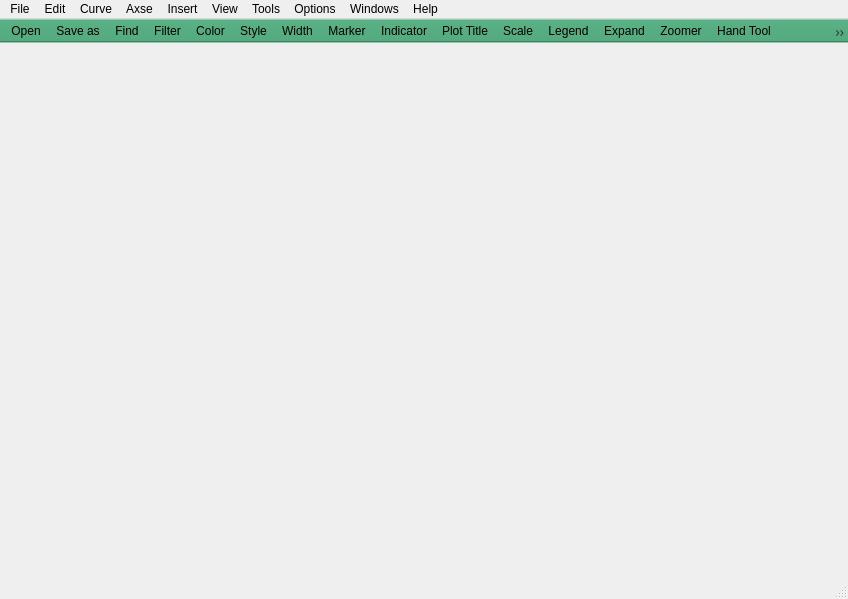
First picture: the form in icurve_v2.1/icurve/resource/icurve.ui, repository Sunfe/icurve, before the edit.
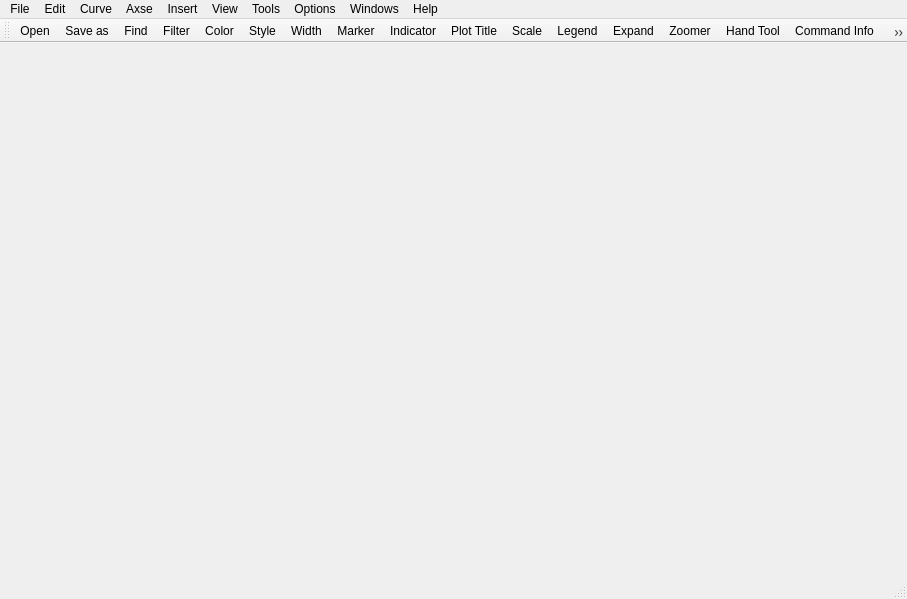
Second picture: the form after the edit. Icons and pictures are not drawn.

Commit message: main windows face adjusted. 20160919-21:37

Diff of the .ui file:
```diff
--- a/icurve_v2.1/icurve/resource/icurve.ui
+++ b/icurve_v2.1/icurve/resource/icurve.ui
@@ -6,7 +6,7 @@
    <rect>
     <x>0</x>
     <y>0</y>
-    <width>848</width>
+    <width>907</width>
     <height>599</height>
    </rect>
   </property>
@@ -23,7 +23,7 @@
     <rect>
      <x>0</x>
      <y>0</y>
-     <width>848</width>
+     <width>907</width>
      <height>21</height>
     </rect>
    </property>
@@ -156,124 +156,16 @@
    <addaction name="menuWindows"/>
    <addaction name="menuHelp_2"/>
   </widget>
+  <widget class="QStatusBar" name="statusBar"/>
   <widget class="QToolBar" name="mainToolBar">
-   <property name="enabled">
-    <bool>true</bool>
-   </property>
-   <property name="sizePolicy">
-    <sizepolicy hsizetype="Expanding" vsizetype="Expanding">
-     <horstretch>0</horstretch>
-     <verstretch>0</verstretch>
-    </sizepolicy>
-   </property>
    <property name="maximumSize">
     <size>
-     <width>2000</width>
+     <width>16777215</width>
      <height>24</height>
     </size>
    </property>
-   <property name="palette">
-    <palette>
-     <active>
-      <colorrole role="WindowText">
-       <brush brushstyle="SolidPattern">
-        <color alpha="255">
-         <red>0</red>
-         <green>0</green>
-         <blue>0</blue>
-        </color>
-       </brush>
-      </colorrole>
-      <colorrole role="Base">
-       <brush brushstyle="SolidPattern">
-        <color alpha="255">
-         <red>255</red>
-         <green>255</green>
-         <blue>255</blue>
-        </color>
-       </brush>
-      </colorrole>
-      <colorrole role="Window">
-       <brush brushstyle="SolidPattern">
-        <color alpha="255">
-         <red>85</red>
-         <green>170</green>
-         <blue>127</blue>
-        </color>
-       </brush>
-      </colorrole>
-     </active>
-     <inactive>
-      <colorrole role="WindowText">
-       <brush brushstyle="SolidPattern">
-        <color alpha="255">
-         <red>0</red>
-         <green>0</green>
-         <blue>0</blue>
-        </color>
-       </brush>
-      </colorrole>
-      <colorrole role="Base">
-       <brush brushstyle="SolidPattern">
-        <color alpha="255">
-         <red>255</red>
-         <green>255</green>
-         <blue>255</blue>
-        </color>
-       </brush>
-      </colorrole>
-      <colorrole role="Window">
-       <brush brushstyle="SolidPattern">
-        <color alpha="255">
-         <red>85</red>
-         <green>170</green>
-         <blue>127</blue>
-        </color>
-       </brush>
-      </colorrole>
-     </inactive>
-     <disabled>
-      <colorrole role="WindowText">
-       <brush brushstyle="SolidPattern">
-        <color alpha="255">
-         <red>106</red>
-         <green>104</green>
-         <blue>100</blue>
-        </color>
-       </brush>
-      </colorrole>
-      <colorrole role="Base">
-       <brush brushstyle="SolidPattern">
-        <color alpha="255">
-         <red>85</red>
-         <green>170</green>
-         <blue>127</blue>
-        </color>
-       </brush>
-      </colorrole>
-      <colorrole role="Window">
-       <brush brushstyle="SolidPattern">
-        <color alpha="255">
-         <red>85</red>
-         <green>170</green>
-         <blue>127</blue>
-        </color>
-       </brush>
-      </colorrole>
-     </disabled>
-    </palette>
-   </property>
-   <property name="cursor">
-    <cursorShape>ArrowCursor</cursorShape>
-   </property>
-   <property name="movable">
-    <bool>false</bool>
-   </property>
-   <property name="allowedAreas">
-    <set>Qt::TopToolBarArea</set>
-   </property>
-   <property name="toolButtonStyle">
-    <enum>Qt::ToolButtonIconOnly</enum>
+   <property name="windowTitle">
+    <string>toolBar</string>
    </property>
    <property name="floatable">
     <bool>false</bool>
@@ -306,7 +198,6 @@
    <addaction name="actionRemove"/>
    <addaction name="actionDelete"/>
   </widget>
-  <widget class="QStatusBar" name="statusBar"/>
   <action name="actionOpen">
    <property name="icon">
     <iconset resource="icurve.qrc">
```
The commit also changes 2 other files.
